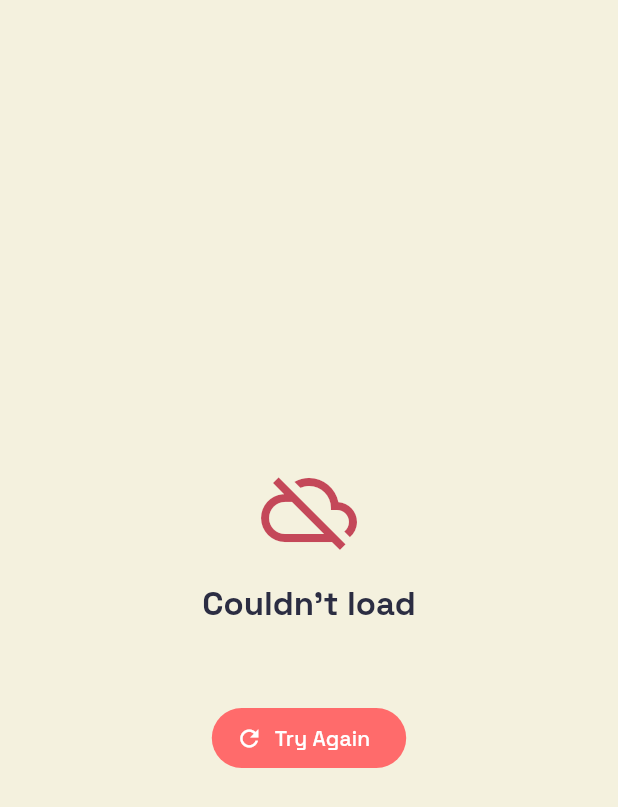
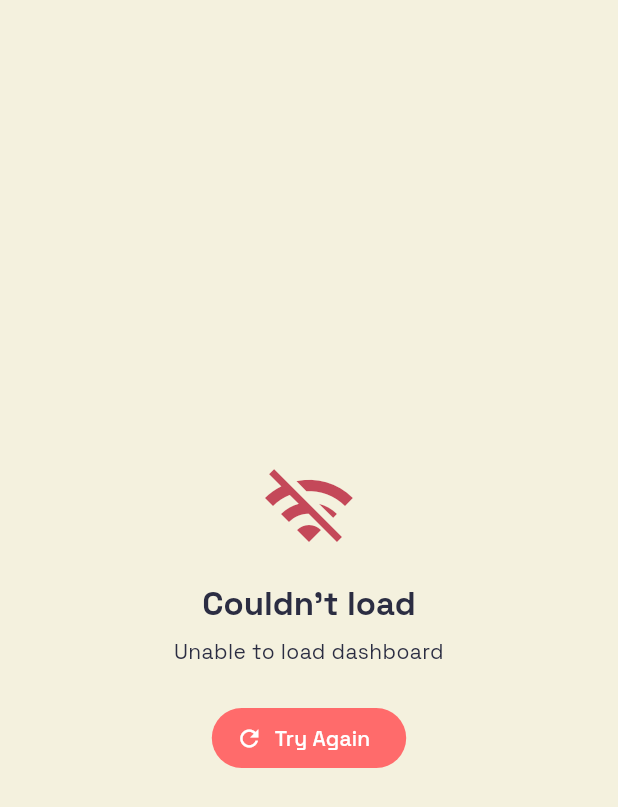
Before and after one commit to Althafmu/namaz_tracker, a Flutter app: the ErrorViewWidget widget shown alone on an empty page, opened directly with empty values, on a phone screen of 412 x 824 dp. Shown: the top 807 px of the screen. Run offline on Flutter 3.47's test engine with Material 3 defaults, Android fonts, the phone set to English and light mode, and no system bars; our stand-ins replace adhan, audioplayers, bloc_concurrency, connectivity_plus, dio, equatable and 17 more; accounts and stored records are empty; statements that could not run were skipped.

Commit message:
feat(groups): implement caching for group dashboard and add activity notification service

```diff
--- a/lib/features/groups/data/datasources/group_remote_datasource.dart
+++ b/lib/features/groups/data/datasources/group_remote_datasource.dart
@@ -9,4 +9,10 @@ class GroupRemoteDataSource {
     final response = await dio.get('/api/v1/groups/$groupId/dashboard/');
     return response.data as Map<String, dynamic>;
   }
+
+  Future<List<Map<String, dynamic>>> fetchGroupActivity(int groupId) async {
+    final response = await dio.get('/api/v1/groups/$groupId/activity/');
+    final data = response.data as List<dynamic>;
+    return data.map((e) => Map<String, dynamic>.from(e as Map)).toList();
+  }
 }
--- a/lib/features/groups/presentation/pages/group_dashboard_page.dart
+++ b/lib/features/groups/presentation/pages/group_dashboard_page.dart
@@ -51,6 +51,7 @@ class _GroupDashboardPageState extends State<GroupDashboardPage> {
               onRetry: () {
                 context.read<GroupDashboardBloc>().add(LoadGroupDashboard(widget.groupId));
               },
+              hasCachedData: false,
             );
           }
           if (state is GroupDashboardLoaded || state is GroupDashboardRefreshing) {
--- a/lib/features/groups/presentation/widgets/error_view_widget.dart
+++ b/lib/features/groups/presentation/widgets/error_view_widget.dart
@@ -3,15 +3,47 @@ import 'package:flutter/material.dart';
 class ErrorViewWidget extends StatelessWidget {
   final String message;
   final VoidCallback onRetry;
+  final bool hasCachedData;
 
   const ErrorViewWidget({
     super.key,
     required this.message,
     required this.onRetry,
+    this.hasCachedData = false,
   });
+
+  String _getFriendlyMessage(String original) {
+    final lower = original.toLowerCase();
+
+    if (lower.contains('socket') || lower.contains('connection')) {
+      return 'Check your internet connection';
+    }
+    if (lower.contains('timeout')) {
+      return 'Taking too long. Try again';
+    }
+    if (lower.contains('401') || lower.contains('unauthorized')) {
+      return 'Please log in again';
+    }
+    if (lower.contains('403') || lower.contains('forbidden')) {
+      return "You don't have access to this group";
+    }
+    if (lower.contains('404') || lower.contains('not found')) {
+      return 'Group not found';
+    }
+    if (lower.contains('500') || lower.contains('server error')) {
+      return 'Server error. Try again later';
+    }
+    if (lower.contains('no such file') || lower.contains('not found')) {
+      return 'Group not found';
+    }
+
+    return 'Unable to load dashboard';
+  }
 
   @override
   Widget build(BuildContext context) {
+    final friendlyMessage = _getFriendlyMessage(message);
+
     return Center(
       child: Padding(
         padding: const EdgeInsets.all(24),
@@ -19,20 +51,20 @@ class ErrorViewWidget extends StatelessWidget {
           mainAxisAlignment: MainAxisAlignment.center,
           children: [
             Icon(
-              Icons.cloud_off_outlined,
+              hasCachedData ? Icons.cloud_off_outlined : Icons.wifi_off,
               size: 64,
               color: Theme.of(context).colorScheme.error.withValues(alpha: 0.7),
             ),
             const SizedBox(height: 16),
             Text(
-              "Couldn't load",
+              hasCachedData ? 'Offline' : "Couldn't load",
               style: Theme.of(context).textTheme.titleLarge?.copyWith(
                     fontWeight: FontWeight.bold,
                   ),
             ),
             const SizedBox(height: 8),
             Text(
-              message,
+              friendlyMessage,
               style: Theme.of(context).textTheme.bodyMedium?.copyWith(
                     color: Theme.of(context).colorScheme.onSurfaceVariant,
                   ),
@@ -40,6 +72,7 @@ class ErrorViewWidget extends StatelessWidget {
               maxLines: 3,
               overflow: TextOverflow.ellipsis,
             ),
+            if (!hasCachedData) ...[
               const SizedBox(height: 24),
               FilledButton.icon(
                 onPressed: onRetry,
@@ -47,6 +80,25 @@ class ErrorViewWidget extends StatelessWidget {
                 label: const Text('Try Again'),
               ),
             ],
+            if (hasCachedData) ...[
+              const SizedBox(height: 16),
+              Text(
+                'Showing cached data from earlier',
+                style: Theme.of(context).textTheme.bodySmall?.copyWith(
+                      color: Theme.of(context)
+                          .colorScheme
+                          .onSurfaceVariant
+                          .withValues(alpha: 0.7),
+                    ),
+              ),
+              const SizedBox(height: 16),
+              OutlinedButton.icon(
+                onPressed: onRetry,
+                icon: const Icon(Icons.refresh),
+                label: const Text('Refresh'),
+              ),
+            ],
+          ],
         ),
       ),
     );
```
Also changed, not shown: lib/features/groups/data/datasources/group_dashboard_cache.dart (added, +37 -0 lines), lib/features/groups/presentation/bloc/group_dashboard_bloc.dart (+82 -3 lines), lib/features/groups/services/group_activity_notification_service.dart (added, +71 -0 lines), lib/injection_container.dart (+7 -0 lines), lib/main.dart (+10 -0 lines). Lines whose indentation alone changed are shown as unchanged.
